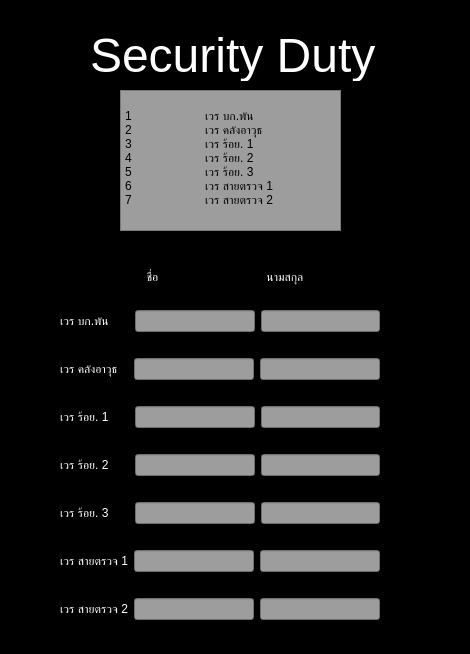
Above: UI/show.ui from KHIWQQ/ELEE_2 before the change. Below: the same form after it.
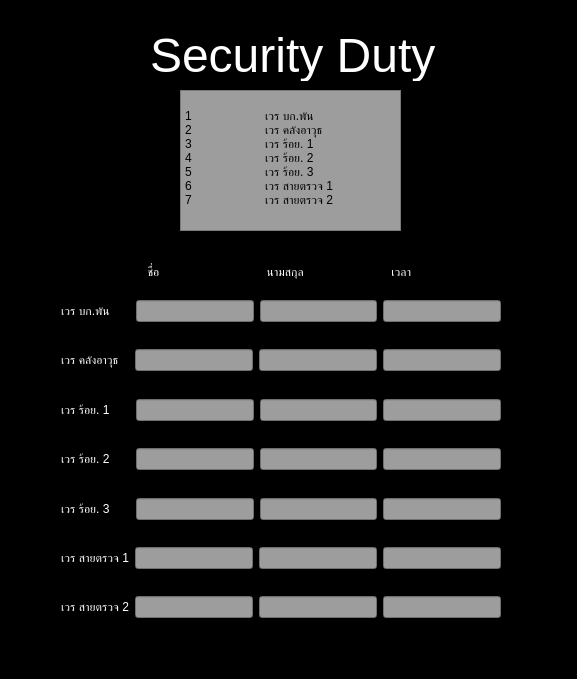
That is the form after the change.

What changed in the file:
```diff
--- a/UI/show.ui
+++ b/UI/show.ui
@@ -6,8 +6,8 @@
    <rect>
     <x>0</x>
     <y>0</y>
-    <width>470</width>
-    <height>654</height>
+    <width>577</width>
+    <height>679</height>
    </rect>
   </property>
   <property name="windowTitle">
@@ -20,7 +20,7 @@
    <widget class="QLabel" name="title">
     <property name="geometry">
      <rect>
-      <x>90</x>
+      <x>150</x>
       <y>30</y>
       <width>291</width>
       <height>51</height>
@@ -46,7 +46,7 @@
    <widget class="QPlainTextEdit" name="plainTextEdit">
     <property name="geometry">
      <rect>
-      <x>120</x>
+      <x>180</x>
       <y>90</y>
       <width>221</width>
       <height>141</height>
@@ -70,13 +70,13 @@
    <widget class="QWidget" name="">
     <property name="geometry">
      <rect>
-      <x>60</x>
+      <x>61</x>
       <y>250</y>
-      <width>320</width>
-      <height>370</height>
+      <width>440</width>
+      <height>368</height>
      </rect>
     </property>
-    <layout class="QGridLayout" name="gridLayout_9">
+    <layout class="QGridLayout" name="gridLayout_8">
      <item row="0" column="0">
       <widget class="QLabel" name="label_8">
        <property name="styleSheet">
@@ -93,27 +93,22 @@
         <string notr="true">color: rgb(255, 255, 255);</string>
        </property>
        <property name="text">
-        <string>             นามสกุล</string>
+        <string>                 นามสกุล</string>
        </property>
       </widget>
      </item>
-     <item row="1" column="0" colspan="2">
-      <layout class="QGridLayout" name="gridLayout_8">
-       <item row="0" column="0">
+     <item row="0" column="2">
+      <widget class="QLabel" name="label_10">
+       <property name="styleSheet">
+        <string notr="true">color: rgb(255, 255, 255);</string>
+       </property>
+       <property name="text">
+        <string>          เวลา</string>
+       </property>
+      </widget>
+     </item>
+     <item row="1" column="0" colspan="3">
         <layout class="QGridLayout" name="gridLayout">
-         <item row="1" column="0" colspan="3">
-          <spacer name="horizontalSpacer">
-           <property name="orientation">
-            <enum>Qt::Horizontal</enum>
-           </property>
-           <property name="sizeHint" stdset="0">
-            <size>
-             <width>308</width>
-             <height>20</height>
-            </size>
-           </property>
-          </spacer>
-         </item>
          <item row="0" column="0">
           <widget class="QLabel" name="label">
            <property name="styleSheet">
@@ -144,30 +139,33 @@
            </property>
           </widget>
          </item>
-        </layout>
-       </item>
-       <item row="1" column="0">
+       <item row="0" column="3">
+        <widget class="QLineEdit" name="time_1">
+         <property name="styleSheet">
+          <string notr="true">background-color: rgb(157, 157, 157);</string>
+         </property>
+         <property name="text">
+          <string/>
+         </property>
+        </widget>
+       </item>
+       <item row="1" column="0" colspan="4">
+        <spacer name="horizontalSpacer">
+         <property name="orientation">
+          <enum>Qt::Horizontal</enum>
+         </property>
+         <property name="sizeHint" stdset="0">
+          <size>
+           <width>428</width>
+           <height>20</height>
+          </size>
+         </property>
+        </spacer>
+       </item>
+      </layout>
+     </item>
+     <item row="2" column="0" colspan="3">
         <layout class="QGridLayout" name="gridLayout_2">
-         <item row="0" column="1">
-          <widget class="QLineEdit" name="name2">
-           <property name="styleSheet">
-            <string notr="true">background-color: rgb(157, 157, 157);</string>
-           </property>
-           <property name="text">
-            <string/>
-           </property>
-          </widget>
-         </item>
-         <item row="0" column="2">
-          <widget class="QLineEdit" name="lineEdit_2">
-           <property name="styleSheet">
-            <string notr="true">background-color: rgb(157, 157, 157);</string>
-           </property>
-           <property name="text">
-            <string/>
-           </property>
-          </widget>
-         </item>
          <item row="0" column="0">
           <widget class="QLabel" name="label_2">
            <property name="styleSheet">
@@ -178,14 +176,44 @@
            </property>
           </widget>
          </item>
-         <item row="1" column="0" colspan="3">
+       <item row="0" column="1">
+        <widget class="QLineEdit" name="name2">
+         <property name="styleSheet">
+          <string notr="true">background-color: rgb(157, 157, 157);</string>
+         </property>
+         <property name="text">
+          <string/>
+         </property>
+        </widget>
+       </item>
+       <item row="0" column="2">
+        <widget class="QLineEdit" name="lineEdit_2">
+         <property name="styleSheet">
+          <string notr="true">background-color: rgb(157, 157, 157);</string>
+         </property>
+         <property name="text">
+          <string/>
+         </property>
+        </widget>
+       </item>
+       <item row="0" column="3">
+        <widget class="QLineEdit" name="time2">
+         <property name="styleSheet">
+          <string notr="true">background-color: rgb(157, 157, 157);</string>
+         </property>
+         <property name="text">
+          <string/>
+         </property>
+        </widget>
+       </item>
+       <item row="1" column="0" colspan="4">
           <spacer name="horizontalSpacer_2">
            <property name="orientation">
             <enum>Qt::Horizontal</enum>
            </property>
            <property name="sizeHint" stdset="0">
             <size>
-             <width>308</width>
+           <width>428</width>
              <height>20</height>
             </size>
            </property>
@@ -193,7 +221,7 @@
          </item>
         </layout>
        </item>
-       <item row="2" column="0">
+     <item row="3" column="0" colspan="3">
         <layout class="QGridLayout" name="gridLayout_3">
          <item row="0" column="0">
           <widget class="QLabel" name="label_3">
@@ -215,19 +243,6 @@
            </property>
           </widget>
          </item>
-         <item row="1" column="0" colspan="3">
-          <spacer name="horizontalSpacer_3">
-           <property name="orientation">
-            <enum>Qt::Horizontal</enum>
-           </property>
-           <property name="sizeHint" stdset="0">
-            <size>
-             <width>308</width>
-             <height>20</height>
-            </size>
-           </property>
-          </spacer>
-         </item>
          <item row="0" column="2">
           <widget class="QLineEdit" name="lineEdit_3">
            <property name="styleSheet">
@@ -238,9 +253,32 @@
            </property>
           </widget>
          </item>
-        </layout>
-       </item>
-       <item row="3" column="0">
+       <item row="0" column="3">
+        <widget class="QLineEdit" name="time3">
+         <property name="styleSheet">
+          <string notr="true">background-color: rgb(157, 157, 157);</string>
+         </property>
+         <property name="text">
+          <string/>
+         </property>
+        </widget>
+       </item>
+       <item row="1" column="0" colspan="4">
+        <spacer name="horizontalSpacer_3">
+         <property name="orientation">
+          <enum>Qt::Horizontal</enum>
+         </property>
+         <property name="sizeHint" stdset="0">
+          <size>
+           <width>428</width>
+           <height>20</height>
+          </size>
+         </property>
+        </spacer>
+       </item>
+      </layout>
+     </item>
+     <item row="4" column="0" colspan="3">
         <layout class="QGridLayout" name="gridLayout_4">
          <item row="0" column="0">
           <widget class="QLabel" name="label_4">
@@ -272,14 +310,24 @@
            </property>
           </widget>
          </item>
-         <item row="1" column="0" colspan="3">
+       <item row="0" column="3">
+        <widget class="QLineEdit" name="time4">
+         <property name="styleSheet">
+          <string notr="true">background-color: rgb(157, 157, 157);</string>
+         </property>
+         <property name="text">
+          <string/>
+         </property>
+        </widget>
+       </item>
+       <item row="1" column="0" colspan="4">
           <spacer name="horizontalSpacer_4">
            <property name="orientation">
             <enum>Qt::Horizontal</enum>
            </property>
            <property name="sizeHint" stdset="0">
             <size>
-             <width>308</width>
+           <width>428</width>
              <height>20</height>
             </size>
            </property>
@@ -287,7 +335,7 @@
          </item>
         </layout>
        </item>
-       <item row="4" column="0">
+     <item row="5" column="0" colspan="3">
         <layout class="QGridLayout" name="gridLayout_5">
          <item row="0" column="0">
           <widget class="QLabel" name="label_5">
@@ -319,14 +367,24 @@
            </property>
           </widget>
          </item>
-         <item row="1" column="0" colspan="3">
+       <item row="0" column="3">
+        <widget class="QLineEdit" name="time5">
+         <property name="styleSheet">
+          <string notr="true">background-color: rgb(157, 157, 157);</string>
+         </property>
+         <property name="text">
+          <string/>
+         </property>
+        </widget>
+       </item>
+       <item row="1" column="0" colspan="4">
           <spacer name="horizontalSpacer_5">
            <property name="orientation">
             <enum>Qt::Horizontal</enum>
            </property>
            <property name="sizeHint" stdset="0">
             <size>
-             <width>308</width>
+           <width>428</width>
              <height>20</height>
             </size>
            </property>
@@ -334,7 +392,7 @@
          </item>
         </layout>
        </item>
-       <item row="5" column="0">
+     <item row="6" column="0" colspan="3">
         <layout class="QGridLayout" name="gridLayout_6">
          <item row="0" column="0">
           <widget class="QLabel" name="label_6">
@@ -366,14 +424,24 @@
            </property>
           </widget>
          </item>
-         <item row="1" column="0" colspan="3">
+       <item row="0" column="3">
+        <widget class="QLineEdit" name="time6">
+         <property name="styleSheet">
+          <string notr="true">background-color: rgb(157, 157, 157);</string>
+         </property>
+         <property name="text">
+          <string/>
+         </property>
+        </widget>
+       </item>
+       <item row="1" column="0" colspan="4">
           <spacer name="horizontalSpacer_6">
            <property name="orientation">
             <enum>Qt::Horizontal</enum>
            </property>
            <property name="sizeHint" stdset="0">
             <size>
-             <width>308</width>
+           <width>428</width>
              <height>20</height>
             </size>
            </property>
@@ -381,7 +449,7 @@
          </item>
         </layout>
        </item>
-       <item row="6" column="0">
+     <item row="7" column="0" colspan="3">
         <layout class="QGridLayout" name="gridLayout_7">
          <item row="0" column="0">
           <widget class="QLabel" name="label_7">
@@ -413,7 +481,15 @@
            </property>
           </widget>
          </item>
-        </layout>
+       <item row="0" column="3">
+        <widget class="QLineEdit" name="time7">
+         <property name="styleSheet">
+          <string notr="true">background-color: rgb(157, 157, 157);</string>
+         </property>
+         <property name="text">
+          <string/>
+         </property>
+        </widget>
        </item>
       </layout>
      </item>
@@ -425,7 +501,7 @@
     <rect>
      <x>0</x>
      <y>0</y>
-     <width>470</width>
+     <width>577</width>
      <height>22</height>
     </rect>
    </property>
```
Lines whose indentation alone changed are shown as unchanged.
